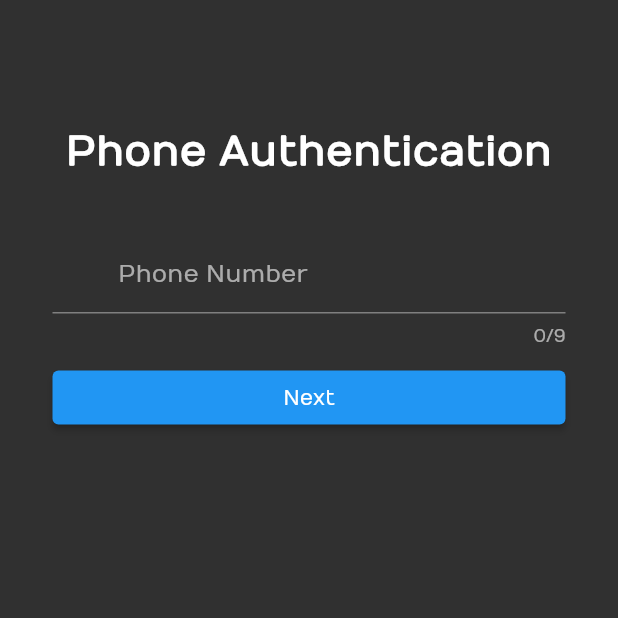
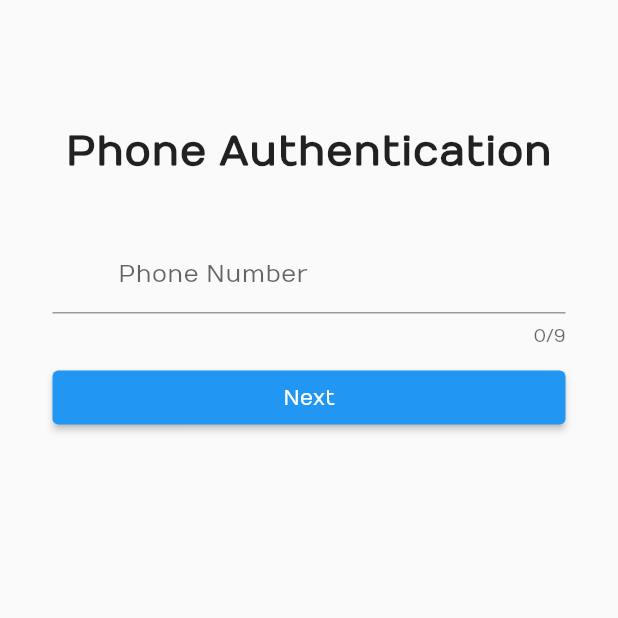
Before and after one commit to SamrawitAbate/MSL-mentenance, a Flutter app: the screen it shows after launch, after a tap on "Next", on a phone screen of 412 x 824 dp, the top half of it. Run offline on Flutter 3.47's test engine with Material 2 defaults, Android fonts, the phone set to English and light mode, and no system bars; our stand-ins replace cloud_firestore, connectivity_plus, file_picker, firebase_auth, firebase_core, firebase_storage and 5 more; missing offline and left inert: map_launcher; accounts and stored records are empty; network calls fail.

Commit message:
update 01

```diff
--- a/lib/main.dart
+++ b/lib/main.dart
@@ -10,7 +10,7 @@ void main() {
   runApp(MaterialApp(
       debugShowCheckedModeBanner: false,
       title: 'MSL Service Provider',
-      theme: ThemeData(brightness: Brightness.dark, fontFamily: 'Numans'),
+      theme: ThemeData(brightness: Brightness.light, fontFamily: 'Numans'),
       home: const App()));
 }
 
--- a/pubspec.yaml
+++ b/pubspec.yaml
@@ -44,7 +44,7 @@ dependencies:
   http: ^0.13.4
   connectivity_plus: ^2.1.0
   file_picker: ^4.3.0
-  firebase_storage: ^10.2.4
+  firebase_storage: ^10.2.9
   map_launcher: ^2.1.2
   path_provider: ^2.0.9
   open_file: ^3.2.1
```
Also changed, not shown: lib/services/database.dart (+14 -13 lines), pubspec.lock, 8 other files.
